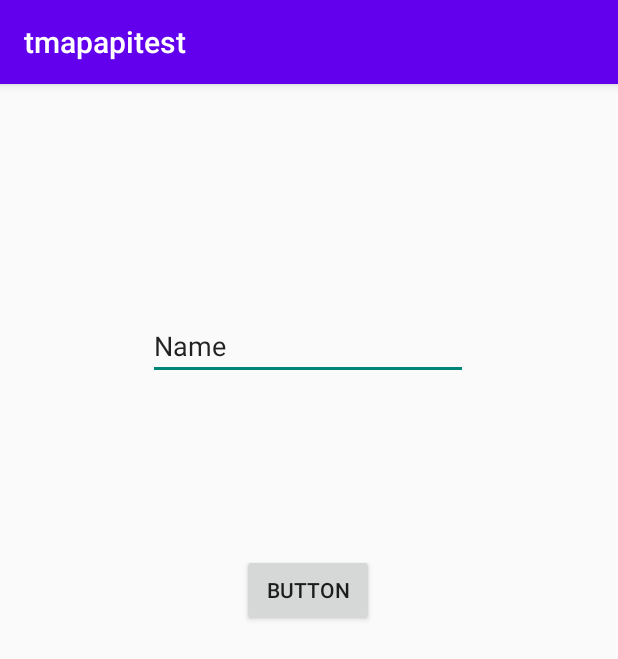
After one commit to seokzooland/SKFLYAI_Hackathon, an Android app: the MessageActivity screen opened directly, with no data from a screen before it, on a phone screen of 412 x 824 dp. The commit adds this screen. Shown: the top 659 px of the screen. Run offline under Robolectric (Android 15) with nearby library versions, the phone set to English and light mode, and no system bars.

Commit message:
회원가입 주소 입력, 메시지 전송

```diff
--- a/tmapapitest/app/build.gradle
+++ b/tmapapitest/app/build.gradle
@@ -51,4 +51,8 @@ dependencies {
 
     implementation "com.kakao.sdk:v2-user:2.11.0" // 카카오 로그인
     implementation "com.kakao.sdk:v2-talk:2.11.0" // 친구, 메시지(카카오톡)
+
+//    compile fileTree(dir: 'libs', include: ['*.jar'])
+//    compile group: project.KAKAO_SDK_GROUP, name: 'kakaolink', version: project.KAKAO_SDK_VERSION
+//    implementation group: 'com.kakao.sdk', name: 'kakaolink', version: project.KAKAO_SDK_VERSION
 }
--- a/tmapapitest/app/src/main/java/skt_flyai/com/example/tmapapitest/LoginActivity.java
+++ b/tmapapitest/app/src/main/java/skt_flyai/com/example/tmapapitest/LoginActivity.java
@@ -27,7 +27,7 @@ public class LoginActivity extends AppCompatActivity {
     private final  String TAG = getClass().getSimpleName();
 
     // server의 url을 적어준다
-    private final String BASE_URL = "https://729a-121-166-194-82.jp.ngrok.io";
+    private final String BASE_URL = "https://5450-2001-e60-8753-a52f-45ad-2ab8-d938-98d4.jp.ngrok.io";
     private Interface mMyAPI;
 
     EditText ID, PW;
--- /dev/null
+++ b/tmapapitest/app/src/main/java/skt_flyai/com/example/tmapapitest/MessageActivity.java
@@ -0,0 +1,75 @@
+package skt_flyai.com.example.tmapapitest;
+
+import androidx.appcompat.app.AppCompatActivity;
+import androidx.core.app.ActivityCompat;
+
+import android.Manifest;
+import android.os.Bundle;
+import android.telephony.PhoneNumberFormattingTextWatcher;
+import android.telephony.SmsManager;
+import android.view.View;
+import android.widget.Button;
+import android.widget.EditText;
+import android.widget.Toast;
+
+public class MessageActivity extends AppCompatActivity {
+
+    private EditText Phone;
+    private Button SMS;
+
+    private final int SMS_RECEIVE_PERMISSON = 1;
+
+    private static final int GPS_ENABLE_REQUEST_CODE = 2001;
+    private static final int PERMISSIONS_REQUEST_CODE = 100;
+
+    String[] REQUIRED_PERMISSIONS = {Manifest.permission.ACCESS_FINE_LOCATION};
+
+//    public void checkPermission() {
+//        if (ActivityCompat.shouldShowRequestPermissionRationale(this, Manifest.permission.SEND_SMS)) {
+//            ActivityCompat.requestPermissions(this, new String[]{Manifest.permission.SEND_SMS}, SMS_RECEIVE_PERMISSON);
+//        } else {
+//            ActivityCompat.requestPermissions(this, new String[]{Manifest.permission.SEND_SMS}, SMS_RECEIVE_PERMISSON);
+//        }
+//
+//        if (ActivityCompat.shouldShowRequestPermissionRationale(this, Manifest.permission.RECEIVE_SMS)) {
+//            ActivityCompat.requestPermissions(this, new String[]{Manifest.permission.RECEIVE_SMS}, SMS_RECEIVE_PERMISSON);
+//        } else {
+//            ActivityCompat.requestPermissions(this, new String[]{Manifest.permission.RECEIVE_SMS}, SMS_RECEIVE_PERMISSON);
+//        }
+//    }
+
+    @Override
+    protected void onCreate(Bundle savedInstanceState) {
+        super.onCreate(savedInstanceState);
+        setContentView(R.layout.activity_message);
+
+        Phone = findViewById(R.id.et_phone);
+        SMS = findViewById(R.id.btn_sendSMS);
+
+        Phone.addTextChangedListener(new PhoneNumberFormattingTextWatcher());
+
+        SMS.setOnClickListener(new View.OnClickListener() {
+            @Override
+            public void onClick(View v) {
+                // 실행 함수
+                String phoneNo = Phone.getText().toString();     // 보호자 휴대폰번호 정보
+                String message = "MapSosa App : 낙상감지가 발생하였습니다!";
+//                        + "\n위도 : " + latitude
+//                        + "\n경도 : " + longtide;
+
+//                try {
+                    // 전송
+                    SmsManager smsManager = SmsManager.getDefault();
+                    smsManager.sendTextMessage(phoneNo, null, message, null, null);
+                    Toast.makeText(getApplicationContext(), "전송 완료!", Toast.LENGTH_LONG).show();
+//                } catch (Exception e) {
+//                    Toast.makeText(getApplicationContext(), "SMS 전송 실패", Toast.LENGTH_LONG).show();
+//                    e.printStackTrace();
+//                }
+            }
+        });
+    }
+
+
+
+}
--- a/tmapapitest/app/src/main/res/layout/activity_login.xml
+++ b/tmapapitest/app/src/main/res/layout/activity_login.xml
@@ -38,7 +38,7 @@
         android:backgroundTint="@color/white"
         android:ems="10"
         android:hint="비밀번호"
-        android:inputType="textPersonName"
+        android:inputType="textPassword"
         app:layout_constraintEnd_toEndOf="parent"
         app:layout_constraintStart_toStartOf="parent"
         app:layout_constraintTop_toTopOf="parent" />
--- /dev/null
+++ b/tmapapitest/app/src/main/res/layout/activity_message.xml
@@ -0,0 +1,32 @@
+<?xml version="1.0" encoding="utf-8"?>
+<androidx.constraintlayout.widget.ConstraintLayout xmlns:android="http://schemas.android.com/apk/res/android"
+    xmlns:app="http://schemas.android.com/apk/res-auto"
+    xmlns:tools="http://schemas.android.com/tools"
+    android:layout_width="match_parent"
+    android:layout_height="match_parent"
+    tools:context=".MessageActivity">
+
+    <Button
+        android:id="@+id/btn_sendSMS"
+        android:layout_width="wrap_content"
+        android:layout_height="wrap_content"
+        android:layout_marginTop="116dp"
+        android:text="Button"
+        app:layout_constraintEnd_toEndOf="parent"
+        app:layout_constraintHorizontal_bias="0.498"
+        app:layout_constraintStart_toStartOf="parent"
+        app:layout_constraintTop_toBottomOf="@+id/et_phone" />
+
+    <EditText
+        android:id="@+id/et_phone"
+        android:layout_width="wrap_content"
+        android:layout_height="wrap_content"
+        android:layout_marginTop="152dp"
+        android:ems="10"
+        android:inputType="phone"
+        android:text="Name"
+        app:layout_constraintEnd_toEndOf="parent"
+        app:layout_constraintHorizontal_bias="0.497"
+        app:layout_constraintStart_toStartOf="parent"
+        app:layout_constraintTop_toTopOf="parent" />
+</androidx.constraintlayout.widget.ConstraintLayout>
--- a/tmapapitest/app/src/main/res/values/kakao_strings.xml
+++ b/tmapapitest/app/src/main/res/values/kakao_strings.xml
@@ -1,5 +1,5 @@
 <resources>
-    <string name="kakao_app_key">앱만들기 할 때 받은 네이티브 앱키</string>
-    <string name="kakao_scheme">kakao + 앱만들기 할 때 받은 네이티브 앱키</string>
+    <string name="kakao_app_key">b310ce7b13b7ec28ccf6b655912cdd14</string>
+    <string name="kakao_scheme">kakaob310ce7b13b7ec28ccf6b655912cdd14</string>
     <string name="kakaolink_host">kakaolink</string>
 </resources>
--- a/tmapapitest/gradle.properties
+++ b/tmapapitest/gradle.properties
@@ -19,3 +19,6 @@ android.useAndroidX=true
 # resources declared in the library itself and none from the library's dependencies,
 # thereby reducing the size of the R class for that library
 android.nonTransitiveRClass=true
+
+KAKAO_SDK_GROUP=com.kakao.sdk
+KAKAO_SDK_VERSION=2.11.0
```
Also changed, not shown: tmapapitest/app/src/main/AndroidManifest.xml (+32 -1 lines), tmapapitest/app/src/main/java/skt_flyai/com/example/tmapapitest/AddressActivity.java (+4 -39 lines), tmapapitest/app/src/main/java/skt_flyai/com/example/tmapapitest/GetPost.java (+12 -1 lines), tmapapitest/app/src/main/java/skt_flyai/com/example/tmapapitest/HomeActivity.java (+12 -0 lines), tmapapitest/app/src/main/java/skt_flyai/com/example/tmapapitest/NetworkStatus.java (added, +27 -0 lines), tmapapitest/app/src/main/java/skt_flyai/com/example/tmapapitest/RegisterActivity.java (+30 -20 lines), tmapapitest/app/src/main/res/layout/activity_home.xml (+19 -4 lines), tmapapitest/app/src/main/res/layout/activity_register.xml (+0 -7 lines), 1 other file.
